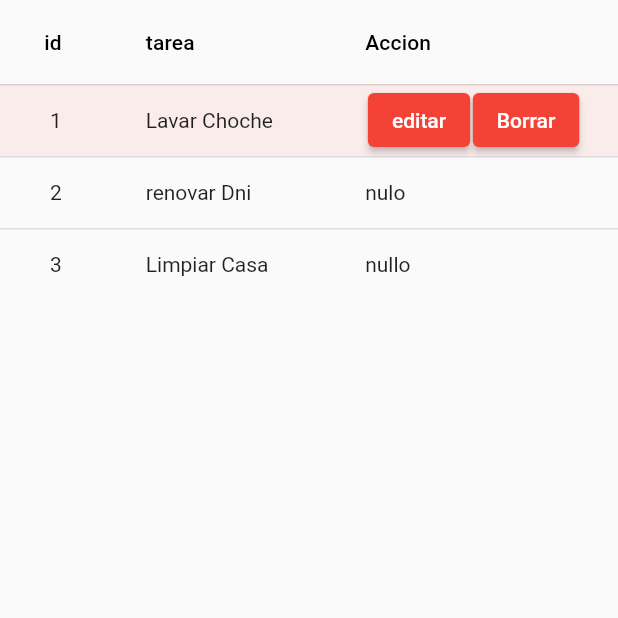
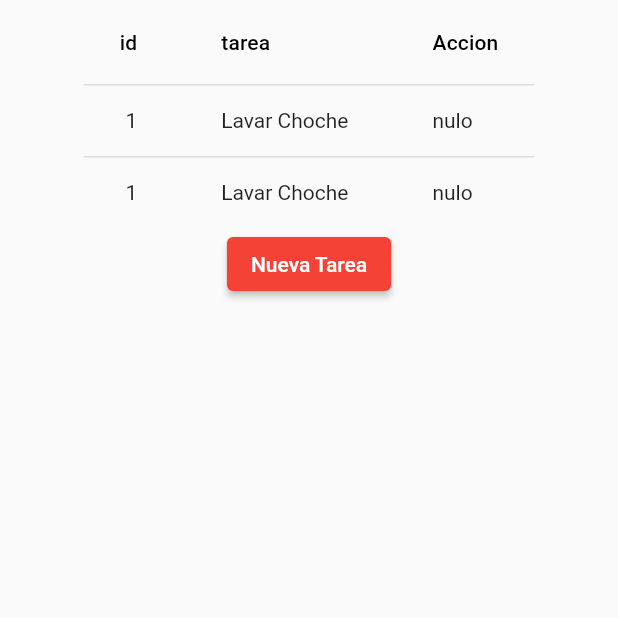
Before and after one commit to jhonel900/Aplicaci-nTodoList, a Flutter app: the PanelTareas screen opened directly, on a phone screen of 412 x 824 dp, the top half of it. Run offline on Flutter 3.47's test engine with Material 2 defaults, Android fonts, the phone set to English and light mode, and no system bars.

```diff
--- a/lib/formulario_sesion.dart
+++ b/lib/formulario_sesion.dart
@@ -1,6 +1,7 @@
 import 'package:flutter/material.dart';
 import 'package:flutter/widgets.dart';
 import 'package:todolist/formulario_registro.dart';
+import 'package:todolist/segundoPanel/tareas.dart';
 
 class FormularioSesion extends StatefulWidget {
   late CounterStorage storage;
@@ -107,6 +108,8 @@ class _Formulario extends State<FormularioSesion> {
                           print(div);
                           print(comple);
                         });
+                        Navigator.push(context,
+                            MaterialPageRoute(builder: (context) => Tareas()));
                       },
                       child: Padding(
                         padding: EdgeInsets.only(
--- a/lib/segundoPanel/tareas.dart
+++ b/lib/segundoPanel/tareas.dart
@@ -16,13 +16,31 @@ class PanelTareas extends StatefulWidget {
 }
 
 class _PanelTareas extends State<PanelTareas> {
+  int cont = 1;
+  List<DataRow> lista = [
+    DataRow(cells: [
+      DataCell(
+        Text('1'),
+      ),
+      DataCell(Text('Lavar Choche')),
+      DataCell(Text('nulo'))
+    ]),
+    DataRow(cells: [
+      DataCell(
+        Text('1'),
+      ),
+      DataCell(Text('Lavar Choche')),
+      DataCell(Text('nulo'))
+    ])
+  ];
   @override
   Widget build(BuildContext context) {
     return Scaffold(
         body: SafeArea(
             child: Container(
       width: MediaQuery.of(context).size.width,
-      child: DataTable(
+      child: Column(children: [
+        DataTable(
             sortColumnIndex: 2,
             sortAscending: false,
             columns: [
@@ -32,33 +50,37 @@ class _PanelTareas extends State<PanelTareas> {
                 label: Text('Accion'),
               ),
             ],
-        rows: [
-          DataRow(selected: true, cells: [
-            DataCell(
-              Text('1'),
+            rows: lista),
+        Row(
+          mainAxisAlignment: MainAxisAlignment.center,
+          children: [
+            ElevatedButton(onPressed: () {}, child: Text('Nueva Tarea'))
+          ],
         ),
-            DataCell(Text('Lavar Choche')),
-            DataCell(Row(
+      ]),
+    )));
+  }
+
+  List<DataRow> getlist() {
+    return lista;
+  }
+
+  ElevatedButton botonEditar() {
+    return ElevatedButton(onPressed: () {}, child: Text('editar'));
+  }
+
+  ElevatedButton botonBorrar() {
+    return ElevatedButton(onPressed: () {}, child: Text('borrar'));
+  }
+
+  Row filabotones() {
+    return Row(
       mainAxisAlignment: MainAxisAlignment.spaceEvenly,
       mainAxisSize: MainAxisSize.max,
       children: [
-                ElevatedButton(onPressed: () {}, child: Text('editar')),
-                ElevatedButton(onPressed: () {}, child: Text('Borrar'))
+        botonEditar(),
+        botonBorrar(),
       ],
-            ))
-          ]),
-          DataRow(cells: [
-            DataCell(Text('2')),
-            DataCell(Text('renovar Dni')),
-            DataCell(Text('nulo'))
-          ]),
-          DataRow(cells: [
-            DataCell(Text('3')),
-            DataCell(Text('Limpiar Casa')),
-            DataCell(Text('nullo'))
-          ])
-        ],
-      ),
-    )));
+    );
   }
 }
```
Lines whose indentation alone changed are shown as unchanged.
